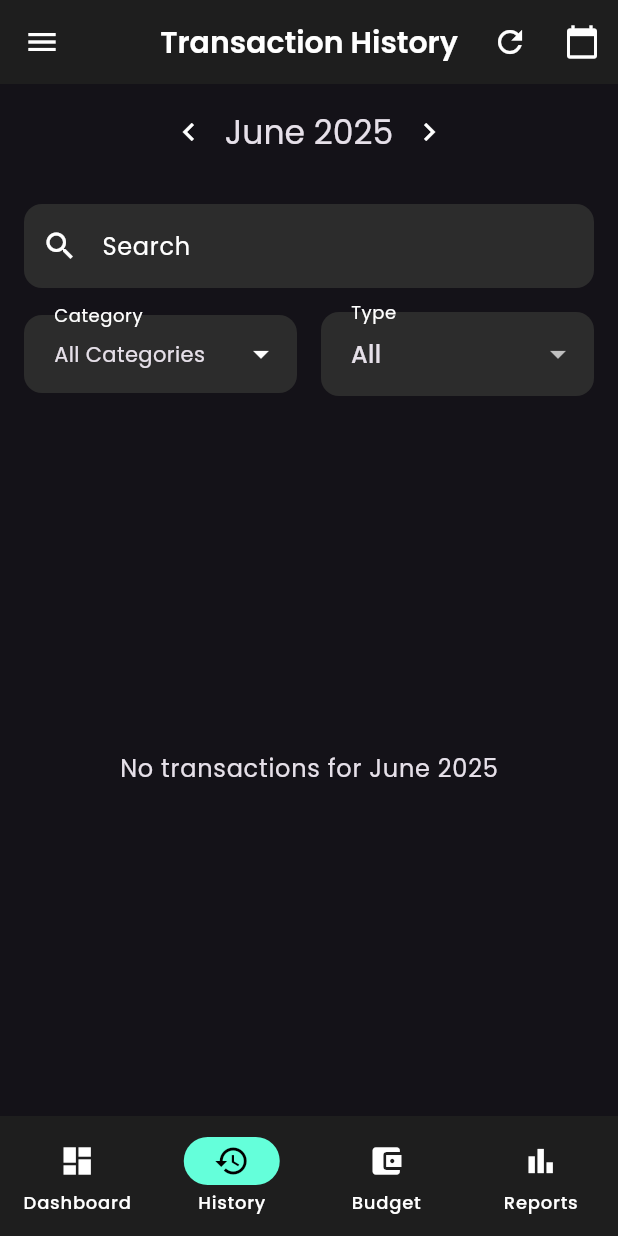
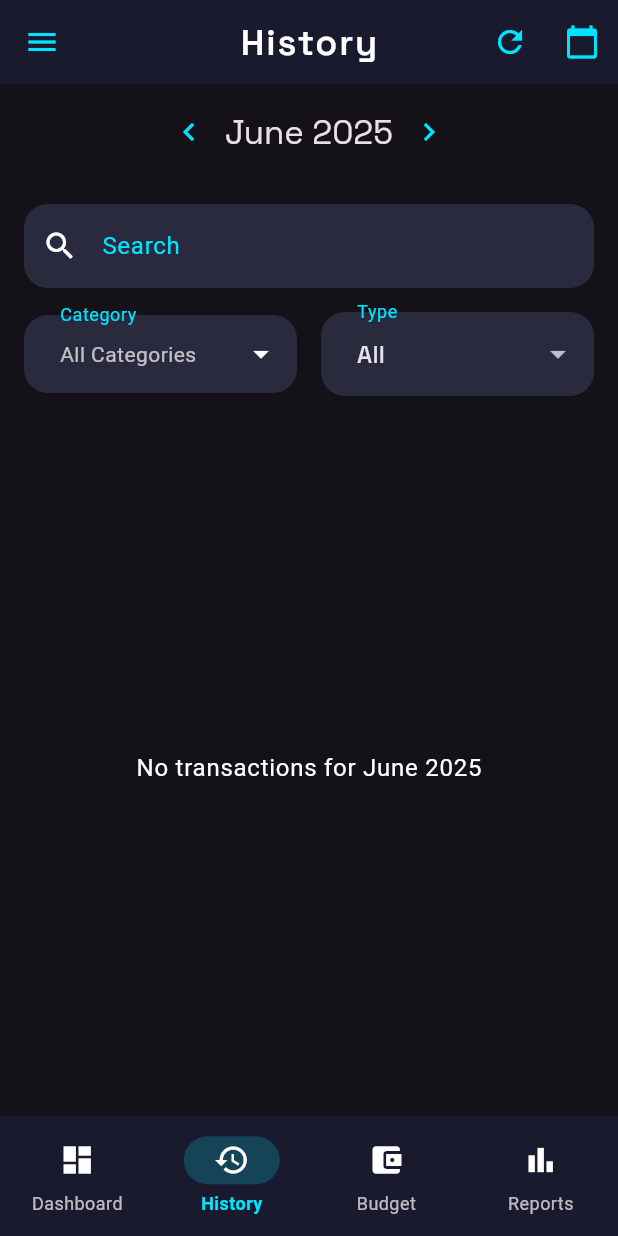
Before and after one commit to jakejonson/expense_tracker, a Flutter app: the screen it shows after launch, item 2 of the bottom bar chosen, on a phone screen of 412 x 824 dp. Run offline on Flutter 3.47's test engine with Material 3 defaults, Android fonts, the phone set to English and light mode, and no system bars; our stand-ins replace fl_chart, flutter_local_notifications, google_fonts, share_plus, sqflite; missing offline and left inert: excel, file_selector; accounts and stored records are empty.

Commit message:
UI changes

```diff
--- a/lib/main.dart
+++ b/lib/main.dart
@@ -26,115 +26,215 @@ class MyApp extends StatelessWidget {
       title: 'Expense Tracker',
       theme: ThemeData.dark().copyWith(
         colorScheme: ColorScheme.dark(
-          primary: Colors.blue.shade400,
-          secondary: Colors.tealAccent,
-          surface: const Color(0xFF1E1E1E),
-          error: Colors.red.shade400,
+          primary: const Color(0xFF00E5FF), // Cyan accent
+          secondary: const Color(0xFF7C4DFF), // Deep purple
+          surface: const Color(0xFF1A1A2E), // Dark blue-gray
+          background: const Color(0xFF0F0F1A), // Darker background
+          error: const Color(0xFFFF4081), // Pink error
+          onPrimary: Colors.white,
+          onSecondary: Colors.white,
+          onSurface: Colors.white,
+          onBackground: Colors.white,
+          onError: Colors.white,
         ),
         cardTheme: CardTheme(
-          color: const Color(0xFF1E1E1E),
-          elevation: 2,
+          color: const Color(0xFF1A1A2E),
+          elevation: 4,
           shape: RoundedRectangleBorder(
-            borderRadius: BorderRadius.circular(12),
+            borderRadius: BorderRadius.circular(16),
+          ),
+          shadowColor: const Color(0xFF00E5FF).withOpacity(0.2),
+        ),
+        appBarTheme: AppBarTheme(
+          backgroundColor: const Color(0xFF1A1A2E),
+          elevation: 0,
+          centerTitle: true,
+          titleTextStyle: GoogleFonts.spaceGrotesk(
+            fontSize: 24,
+            fontWeight: FontWeight.w600,
+            color: Colors.white,
+            letterSpacing: 1.2,
+          ),
+          iconTheme: const IconThemeData(
+            color: Color(0xFF00E5FF),
           ),
         ),
-        appBarTheme: AppBarTheme(
-          backgroundColor: const Color(0xFF1E1E1E),
-          elevation: 0,
-          centerTitle: true,
-          titleTextStyle: GoogleFonts.poppins(
+        textTheme: GoogleFonts.spaceGroteskTextTheme(ThemeData.dark().textTheme)
+            .copyWith(
+          displayLarge: const TextStyle(
+            fontSize: 32,
+            fontWeight: FontWeight.bold,
+            letterSpacing: 1.5,
+            color: Colors.white,
+          ),
+          displayMedium: const TextStyle(
+            fontSize: 28,
+            fontWeight: FontWeight.bold,
+            letterSpacing: 1.2,
+            color: Colors.white,
+          ),
+          displaySmall: const TextStyle(
+            fontSize: 24,
+            fontWeight: FontWeight.bold,
+            letterSpacing: 1.0,
+            color: Colors.white,
+          ),
+          headlineMedium: const TextStyle(
             fontSize: 20,
             fontWeight: FontWeight.w600,
+            letterSpacing: 0.8,
             color: Colors.white,
           ),
+          bodyLarge: const TextStyle(
+            fontSize: 16,
+            letterSpacing: 0.5,
+            color: Colors.white,
+          ),
+          bodyMedium: const TextStyle(
+            fontSize: 14,
+            letterSpacing: 0.3,
+            color: Colors.white70,
+          ),
         ),
-        textTheme: GoogleFonts.poppinsTextTheme(ThemeData.dark().textTheme),
         inputDecorationTheme: InputDecorationTheme(
           filled: true,
-          fillColor: const Color(0xFF2C2C2C),
+          fillColor: const Color(0xFF2A2A3E),
           border: OutlineInputBorder(
-            borderRadius: BorderRadius.circular(12),
+            borderRadius: BorderRadius.circular(16),
             borderSide: BorderSide.none,
           ),
           enabledBorder: OutlineInputBorder(
-            borderRadius: BorderRadius.circular(12),
+            borderRadius: BorderRadius.circular(16),
             borderSide: BorderSide.none,
           ),
           focusedBorder: OutlineInputBorder(
-            borderRadius: BorderRadius.circular(12),
-            borderSide: BorderSide(
-              color: Colors.blue.shade400,
+            borderRadius: BorderRadius.circular(16),
+            borderSide: const BorderSide(
+              color: Color(0xFF00E5FF),
               width: 2,
             ),
           ),
           errorBorder: OutlineInputBorder(
-            borderRadius: BorderRadius.circular(12),
-            borderSide: BorderSide(
-              color: Colors.red.shade400,
+            borderRadius: BorderRadius.circular(16),
+            borderSide: const BorderSide(
+              color: Color(0xFFFF4081),
               width: 2,
             ),
           ),
           contentPadding: const EdgeInsets.symmetric(
-            horizontal: 16,
+            horizontal: 20,
             vertical: 16,
+          ),
+          labelStyle: const TextStyle(
+            color: Color(0xFF00E5FF),
+            fontSize: 16,
+            letterSpacing: 0.5,
           ),
         ),
         elevatedButtonTheme: ElevatedButtonThemeData(
           style: ElevatedButton.styleFrom(
-            backgroundColor: Colors.blue.shade400,
+            backgroundColor: const Color(0xFF00E5FF),
             foregroundColor: Colors.white,
             padding: const EdgeInsets.symmetric(
-              horizontal: 24,
-              vertical: 12,
+              horizontal: 32,
+              vertical: 16,
             ),
             shape: RoundedRectangleBorder(
-              borderRadius: BorderRadius.circular(12),
+              borderRadius: BorderRadius.circular(16),
             ),
+            elevation: 4,
+            shadowColor: const Color(0xFF00E5FF).withOpacity(0.3),
           ),
         ),
         textButtonTheme: TextButtonThemeData(
           style: TextButton.styleFrom(
-            foregroundColor: Colors.blue.shade400,
+            foregroundColor: const Color(0xFF00E5FF),
+            padding: const EdgeInsets.symmetric(
+              horizontal: 16,
+              vertical: 8,
+            ),
           ),
         ),
         segmentedButtonTheme: SegmentedButtonThemeData(
           style: ButtonStyle(
-            backgroundColor: WidgetStateProperty.resolveWith<Color>(
-              (Set<WidgetState> states) {
-                if (states.contains(WidgetState.selected)) {
-                  return Colors.blue.shade400;
+            backgroundColor: MaterialStateProperty.resolveWith<Color>(
+              (Set<MaterialState> states) {
+                if (states.contains(MaterialState.selected)) {
+                  return const Color(0xFF00E5FF);
                 }
-                return const Color(0xFF2C2C2C);
+                return const Color(0xFF2A2A3E);
               },
             ),
-            foregroundColor: WidgetStateProperty.resolveWith<Color>(
-              (Set<WidgetState> states) {
-                if (states.contains(WidgetState.selected)) {
+            foregroundColor: MaterialStateProperty.resolveWith<Color>(
+              (Set<MaterialState> states) {
+                if (states.contains(MaterialState.selected)) {
                   return Colors.white;
                 }
-                return Colors.grey.shade400;
+                return Colors.white70;
               },
             ),
           ),
         ),
         iconTheme: const IconThemeData(
-          color: Colors.white,
+          color: Color(0xFF00E5FF),
         ),
         dividerTheme: const DividerThemeData(
-          color: Color(0xFF2C2C2C),
+          color: Color(0xFF2A2A3E),
+          thickness: 1,
         ),
         snackBarTheme: SnackBarThemeData(
-          backgroundColor: const Color(0xFF2C2C2C),
-          contentTextStyle: const TextStyle(color: Colors.white),
+          backgroundColor: const Color(0xFF1A1A2E),
+          contentTextStyle: const TextStyle(
+            color: Colors.white,
+            fontSize: 14,
+            letterSpacing: 0.3,
+          ),
           shape: RoundedRectangleBorder(
-            borderRadius: BorderRadius.circular(8),
+            borderRadius: BorderRadius.circular(12),
           ),
           behavior: SnackBarBehavior.floating,
         ),
         dialogTheme: DialogTheme(
-          backgroundColor: const Color(0xFF1E1E1E),
+          backgroundColor: const Color(0xFF1A1A2E),
           shape: RoundedRectangleBorder(
-            borderRadius: BorderRadius.circular(16),
+            borderRadius: BorderRadius.circular(20),
+          ),
+          titleTextStyle: const TextStyle(
+            fontSize: 20,
+            fontWeight: FontWeight.bold,
+            letterSpacing: 0.8,
+            color: Colors.white,
+          ),
+          contentTextStyle: const TextStyle(
+            fontSize: 16,
+            letterSpacing: 0.5,
+            color: Colors.white70,
+          ),
+        ),
+        bottomNavigationBarTheme: const BottomNavigationBarThemeData(
+          backgroundColor: Color(0xFF1A1A2E),
+          selectedItemColor: Color(0xFF00E5FF),
+          unselectedItemColor: Colors.white70,
+          type: BottomNavigationBarType.fixed,
+          elevation: 8,
+        ),
+        navigationBarTheme: NavigationBarThemeData(
+          backgroundColor: const Color(0xFF1A1A2E),
+          indicatorColor: const Color(0xFF00E5FF).withOpacity(0.2),
+          labelTextStyle: MaterialStateProperty.resolveWith<TextStyle>(
+            (Set<MaterialState> states) {
+              if (states.contains(MaterialState.selected)) {
+                return const TextStyle(
+                  color: Color(0xFF00E5FF),
+                  fontSize: 12,
+                  fontWeight: FontWeight.w600,
+                );
+              }
+              return const TextStyle(
+                color: Colors.white70,
+                fontSize: 12,
+              );
+            },
           ),
         ),
       ),
--- a/lib/screens/history_screen.dart
+++ b/lib/screens/history_screen.dart
@@ -371,7 +371,7 @@ class _HistoryScreenState extends State<HistoryScreen> {
       },
       child: Scaffold(
         appBar: AppBar(
-          title: const Text('Transaction History'),
+          title: const Text('History'),
           leading: Builder(
             builder: (context) => IconButton(
               icon: const Icon(Icons.menu),
```
